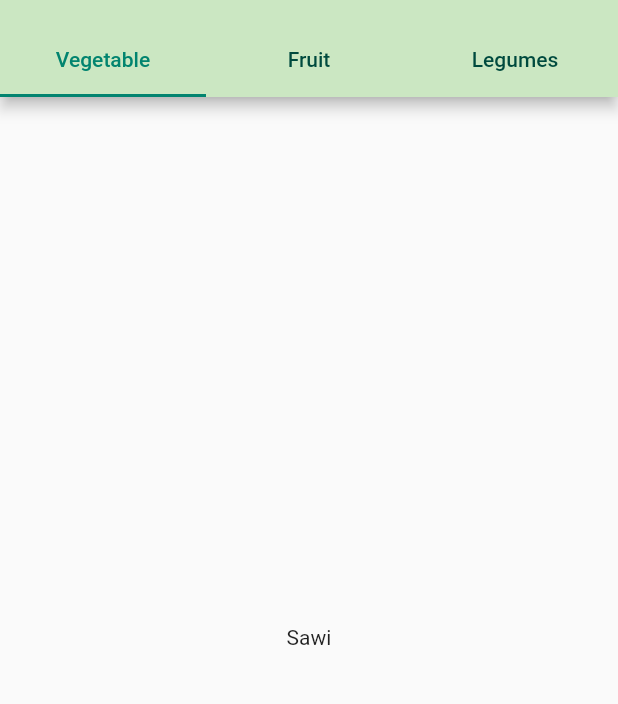
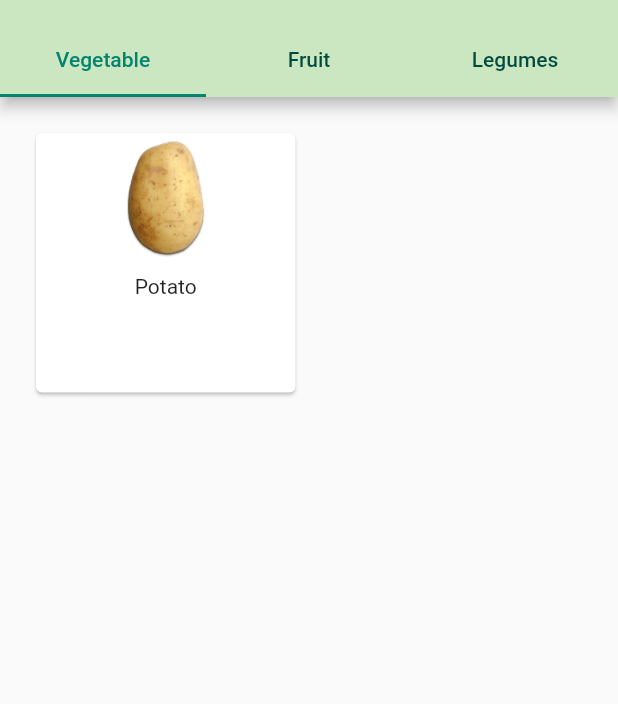
Before and after one commit to rintosaputro/flutter_vegetarian, a Flutter app: the screen it shows after launch, on a phone screen of 412 x 824 dp, the part 59-763 px from its top. Run offline on Flutter 3.47's test engine with Material 2 defaults, Android fonts, the phone set to English and light mode, and no system bars.

Commit message:
feat: card item

```diff
--- a/lib/main.dart
+++ b/lib/main.dart
@@ -32,15 +32,36 @@ class MainApp extends StatelessWidget {
               ),
               backgroundColor: const Color.fromRGBO(203, 231, 194, 1),
             ),
-            body: const TabBarView(
+            body: TabBarView(
               children: [
-                Center(
-                  child: Text('Sawi'),
+                Padding(
+                  padding: const EdgeInsets.all(20.0),
+                  child: GridView.count(
+                    crossAxisCount: 2,
+                    crossAxisSpacing: 10,
+                    mainAxisSpacing: 10,
+                    children: <Widget>[
+                      Card(
+                        child: Column(
+                          children: <Widget>[
+                            AspectRatio(
+                              aspectRatio: 2 / 1,
+                              child: Image.asset('images/potatoes.png'),
+                            ),
+                            const Padding(
+                              padding: EdgeInsets.only(top: 8, bottom: 8),
+                              child: Text('Potato'),
+                            ),
+                          ],
+                        ),
+                      ),
+                    ],
+                  ),
                 ),
-                Center(
-                  child: Text('Nangka'),
+                const Center(
+                  child: Text('Nangka a'),
                 ),
-                Center(
+                const Center(
                   child: Text('Kacang'),
                 )
               ],
--- a/pubspec.yaml
+++ b/pubspec.yaml
@@ -1,10 +1,10 @@
 name: flutter_vegetarian
 description: A new Flutter project.
-publish_to: 'none'
+publish_to: "none"
 version: 0.1.0
 
 environment:
-  sdk: '>=3.0.6 <4.0.0'
+  sdk: ">=3.0.6 <4.0.0"
 
 dependencies:
   flutter:
@@ -17,3 +17,5 @@ dev_dependencies:
 
 flutter:
   uses-material-design: true
+  assets:
+    - images/
```
Also changed, not shown: images/brocolli.png (added), images/cabbage.png (added), images/carrot.png (added), images/mustard.png (added), images/potatoes.png (added).
